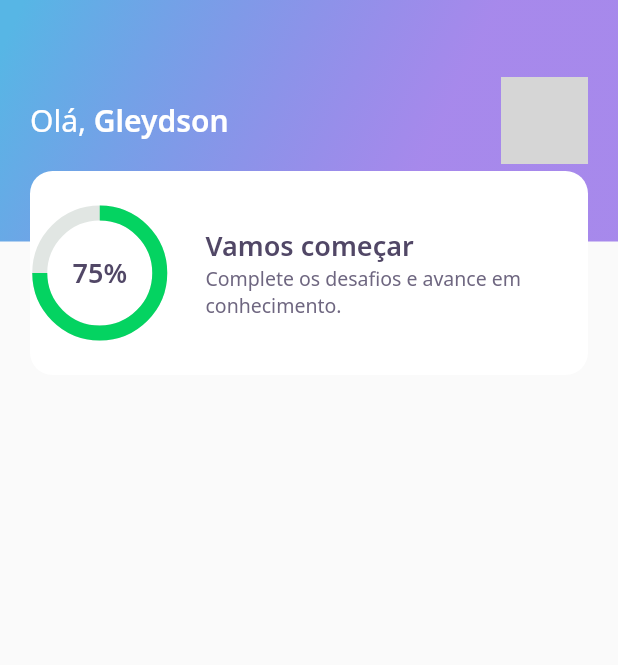
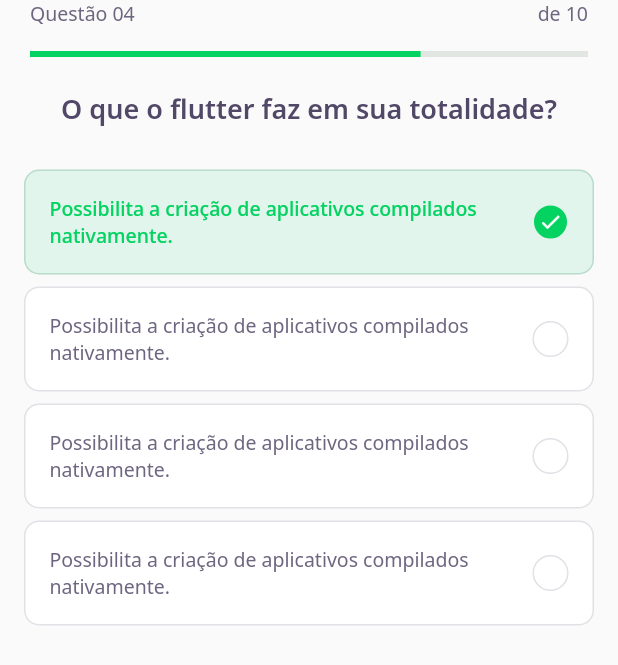
Before and after one commit to GleydsonMS/nlw5-flutter, a Flutter app: the screen it shows after launch, on a phone screen of 412 x 824 dp. Shown: the top 665 px of the screen. Run offline on Flutter 3.47's test engine with Material 2 defaults, Android fonts, the phone set to English and light mode, and no system bars; our stand-ins replace google_fonts; grey boxes are pictures that could not be loaded.

Commit message:
lesson 02

```diff
--- /dev/null
+++ b/lib/challenge/challenge_page.dart
@@ -0,0 +1,26 @@
+import 'package:DevQuiz/challenge/widgets/question_indicator/question_indicator_widget.dart';
+import 'package:DevQuiz/challenge/widgets/quiz/quiz_widget.dart';
+import 'package:flutter/material.dart';
+
+class ChallengePage extends StatefulWidget {
+  @override
+  _ChallengePageState createState() => _ChallengePageState();
+}
+
+class _ChallengePageState extends State<ChallengePage> {
+  @override
+  Widget build(BuildContext context) {
+    return Scaffold(
+      appBar: PreferredSize(
+        preferredSize: Size.fromHeight(60),
+        child: SafeArea(
+          top: true,
+          child: QuestionIndicatorWidget(),
+        ),
+      ),
+      body: QuizWidget(
+        title: "O que o flutter faz em sua totalidade?",
+      ),
+    );
+  }
+}
--- /dev/null
+++ b/lib/challenge/widgets/answer/answer_widget.dart
@@ -0,0 +1,80 @@
+import 'package:DevQuiz/core/app_colors.dart';
+import 'package:DevQuiz/core/core.dart';
+import 'package:flutter/material.dart';
+
+class AnswerWidget extends StatelessWidget {
+  final String title;
+  final bool isRight;
+  final bool isSelected;
+
+  const AnswerWidget({
+    Key? key,
+    required this.title,
+    this.isRight = false,
+    this.isSelected = false,
+  }) : super(key: key);
+
+  Color get _selectedColorRight =>
+      isRight ? AppColors.darkGreen : AppColors.darkRed;
+
+  Color get _selectedBorderRight =>
+      isRight ? AppColors.lightGreen : AppColors.lightRed;
+
+  Color get _selectedColorCardRight =>
+      isRight ? AppColors.lightGreen : AppColors.lightRed;
+
+  Color get _selectedBorderCardRight =>
+      isRight ? AppColors.green : AppColors.red;
+
+  TextStyle get _selectedTextStyleRight =>
+      isRight ? AppTextStyles.bodyDarkGreen : AppTextStyles.bodyDarkRed;
+
+  IconData get _selectedIconRight => isRight ? Icons.check : Icons.close;
+
+  @override
+  Widget build(BuildContext context) {
+    return Padding(
+      padding: const EdgeInsets.symmetric(horizontal: 16, vertical: 4),
+      child: Container(
+          padding: EdgeInsets.all(16),
+          decoration: BoxDecoration(
+              color: isSelected ? _selectedColorCardRight : AppColors.white,
+              borderRadius: BorderRadius.circular(10),
+              border: Border.fromBorderSide(BorderSide(
+                color: isSelected ? _selectedBorderCardRight : AppColors.border,
+              ))),
+          child: Row(
+            mainAxisAlignment: MainAxisAlignment.spaceBetween,
+            children: [
+              Expanded(
+                child: Text(
+                  title,
+                  style:
+                      isSelected ? _selectedTextStyleRight : AppTextStyles.body,
+                ),
+              ),
+              Container(
+                  height: 24,
+                  width: 24,
+                  decoration: BoxDecoration(
+                      color: isSelected ? _selectedColorRight : AppColors.white,
+                      borderRadius: BorderRadius.circular(500),
+                      border: Border.fromBorderSide(
+                        BorderSide(
+                          color: isSelected
+                              ? _selectedBorderRight
+                              : AppColors.border,
+                        ),
+                      )),
+                  child: isSelected
+                      ? Icon(
+                          _selectedIconRight,
+                          size: 16,
+                          color: Colors.white,
+                        )
+                      : null)
+            ],
+          )),
+    );
+  }
+}
--- /dev/null
+++ b/lib/challenge/widgets/question_indicator/question_indicator_widget.dart
@@ -0,0 +1,33 @@
+import 'package:DevQuiz/core/core.dart';
+import 'package:DevQuiz/shared/widgets/progress_indicator/progress_indicator_widget.dart';
+import 'package:flutter/material.dart';
+
+class QuestionIndicatorWidget extends StatelessWidget {
+  @override
+  Widget build(BuildContext context) {
+    return Container(
+      padding: const EdgeInsets.symmetric(horizontal: 20),
+      child: Column(
+        children: [
+          Row(
+            mainAxisAlignment: MainAxisAlignment.spaceBetween,
+            children: [
+              Text(
+                "Questão 04",
+                style: AppTextStyles.body,
+              ),
+              Text(
+                "de 10",
+                style: AppTextStyles.body,
+              )
+            ],
+          ),
+          SizedBox(
+            height: 16,
+          ),
+          ProgressIndicatorWidget(value: 0.7)
+        ],
+      ),
+    );
+  }
+}
--- /dev/null
+++ b/lib/challenge/widgets/quiz/quiz_widget.dart
@@ -0,0 +1,43 @@
+import 'package:DevQuiz/challenge/widgets/answer/answer_widget.dart';
+import 'package:DevQuiz/core/core.dart';
+import 'package:flutter/material.dart';
+
+class QuizWidget extends StatelessWidget {
+  final String title;
+  const QuizWidget({Key? key, required this.title}) : super(key: key);
+
+  @override
+  Widget build(BuildContext context) {
+    return Container(
+      child: Column(
+        children: [
+          Text(
+            title,
+            style: AppTextStyles.heading,
+          ),
+          SizedBox(
+            height: 24,
+          ),
+          AnswerWidget(
+            isRight: true,
+            isSelected: true,
+            title:
+                "Possibilita a criação de aplicativos compilados nativamente.",
+          ),
+          AnswerWidget(
+            title:
+                "Possibilita a criação de aplicativos compilados nativamente.",
+          ),
+          AnswerWidget(
+            title:
+                "Possibilita a criação de aplicativos compilados nativamente.",
+          ),
+          AnswerWidget(
+            title:
+                "Possibilita a criação de aplicativos compilados nativamente.",
+          ),
+        ],
+      ),
+    );
+  }
+}
--- a/lib/core/app_widget.dart
+++ b/lib/core/app_widget.dart
@@ -1,5 +1,5 @@
 //import 'package:DevQuiz/home/home_page.dart';
-import 'package:DevQuiz/home/home_page.dart';
+import 'package:DevQuiz/challenge/challenge_page.dart';
 import 'package:flutter/material.dart';
 
 class AppWidget extends StatelessWidget {
@@ -7,7 +7,7 @@ class AppWidget extends StatelessWidget {
   Widget build(BuildContext context) {
     return MaterialApp(
       title: "DevQuiz",
-      home: HomePage(),
+      home: ChallengePage(),
     );
   }
 }
--- a/lib/home/widgets/score_card/score_card_widget.dart
+++ b/lib/home/widgets/score_card/score_card_widget.dart
@@ -14,6 +14,8 @@ class ScoreCardWidget extends StatelessWidget {
         height: 136,
         decoration: BoxDecoration(
             color: AppColors.white, borderRadius: BorderRadius.circular(15)),
+        child: Padding(
+          padding: const EdgeInsets.symmetric(horizontal: 24),
           child: Row(
             crossAxisAlignment: CrossAxisAlignment.center,
             children: [
@@ -41,6 +43,7 @@ class ScoreCardWidget extends StatelessWidget {
             ],
           ),
         ),
+      ),
     );
   }
 }
--- /dev/null
+++ b/lib/shared/widgets/progress_indicator/progress_indicator_widget.dart
@@ -0,0 +1,17 @@
+import 'package:DevQuiz/core/app_colors.dart';
+import 'package:flutter/material.dart';
+
+class ProgressIndicatorWidget extends StatelessWidget {
+  final double value;
+  const ProgressIndicatorWidget({Key? key, required this.value})
+      : super(key: key);
+
+  @override
+  Widget build(BuildContext context) {
+    return LinearProgressIndicator(
+      value: value,
+      backgroundColor: AppColors.chartSecondary,
+      valueColor: AlwaysStoppedAnimation<Color>(AppColors.chartPrimary),
+    );
+  }
+}
```
Also changed, not shown: lib/home/home_page.dart (+41 -2 lines), lib/home/widgets/level_button/level_button_widget.dart (added, +60 -0 lines), lib/home/widgets/quiz_card/quiz_card_widget.dart (added, +53 -0 lines). Lines whose indentation alone changed are shown as unchanged.
